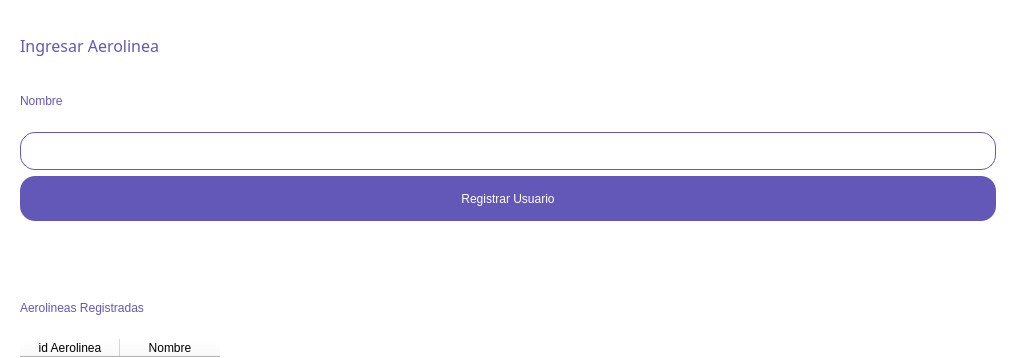
First picture: the form in GUI/Resources/UI/AerolineaRegister.ui, repository difer19/Gestor-de-Hangares, before the edit; both pictures show x 0 to 1016 and y 0 to 358 of the 1016 by 746 pixel window.
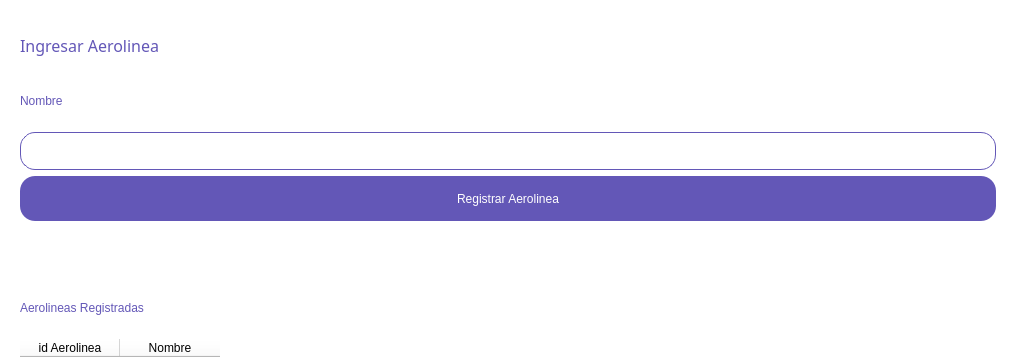
Second picture: the form after the edit.

Diff of the .ui file:
```diff
--- a/GUI/Resources/UI/AerolineaRegister.ui
+++ b/GUI/Resources/UI/AerolineaRegister.ui
@@ -149,7 +149,7 @@
          </size>
         </property>
         <property name="text">
-         <string>Registrar Usuario</string>
+         <string>Registrar Aerolinea</string>
         </property>
        </widget>
       </item>
```
